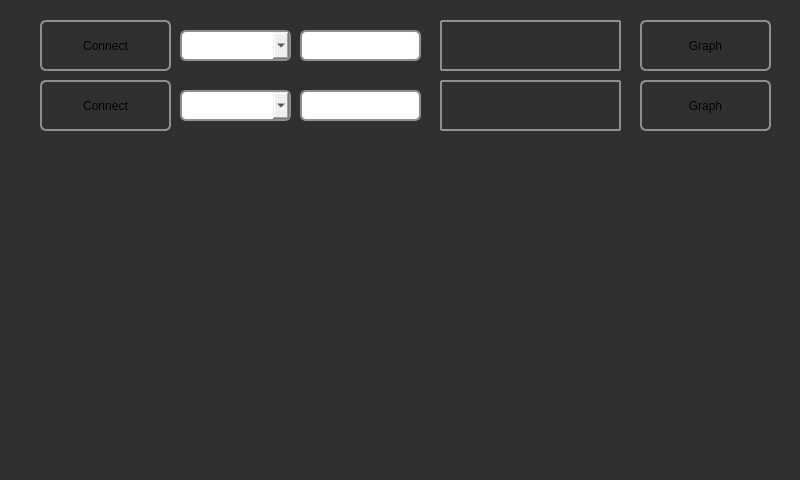
Qt form PiUi/serialTest.ui (andrewcollison/HighTemp) before a commit.
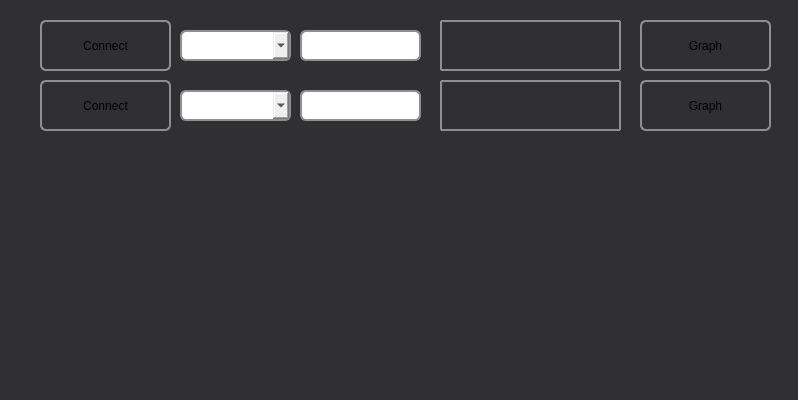
The same form after that commit. Custom widgets are drawn as their Qt base class.

Commit message: PiUi:Update interface Layout

Patch:
```diff
--- a/PiUi/serialTest.ui
+++ b/PiUi/serialTest.ui
@@ -6,14 +6,20 @@
    <rect>
     <x>0</x>
     <y>0</y>
-    <width>800</width>
-    <height>480</height>
+    <width>798</width>
+    <height>400</height>
    </rect>
   </property>
   <property name="windowTitle">
    <string>MainWindow</string>
   </property>
   <widget class="QWidget" name="centralwidget">
+   <property name="maximumSize">
+    <size>
+     <width>861</width>
+     <height>16777215</height>
+    </size>
+   </property>
    <widget class="QFrame" name="frame_2">
     <property name="enabled">
      <bool>true</bool>
@@ -23,7 +29,7 @@
       <x>0</x>
       <y>0</y>
       <width>800</width>
-      <height>480</height>
+      <height>400</height>
      </rect>
     </property>
     <property name="styleSheet">
@@ -211,8 +217,8 @@
       <rect>
        <x>40</x>
        <y>150</y>
-       <width>731</width>
-       <height>311</height>
+       <width>361</width>
+       <height>241</height>
       </rect>
      </property>
     </widget>
```
